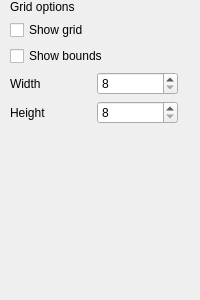
Old version of the form ui/GridOptions.ui in the repository Fefedu973/OpenRGBVisualMapPlugin.
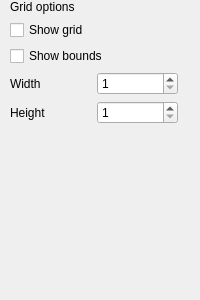
New version of the form.

Commit message: Allow sizes down to 1x1, so that small matrices can be made such as a 5x4 DRAM matrix

What changed in the file:
```diff
--- a/ui/GridOptions.ui
+++ b/ui/GridOptions.ui
@@ -56,7 +56,7 @@
       <item row="0" column="1">
        <widget class="QSpinBox" name="w_spinBox">
         <property name="minimum">
-         <number>8</number>
+         <number>1</number>
         </property>
         <property name="maximum">
          <number>1024</number>
@@ -80,7 +80,7 @@
       <item row="0" column="1">
        <widget class="QSpinBox" name="h_spinBox">
         <property name="minimum">
-         <number>8</number>
+         <number>1</number>
         </property>
         <property name="maximum">
          <number>1024</number>
```
Left out of the diff: 4 changed lines with no effect on the pictures.
